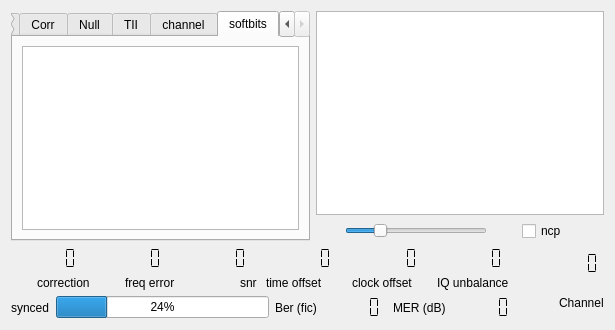
Old version of the form sources/main/forms-v7/scopewidget.ui in the repository JvanKatwijk/qt-dab.
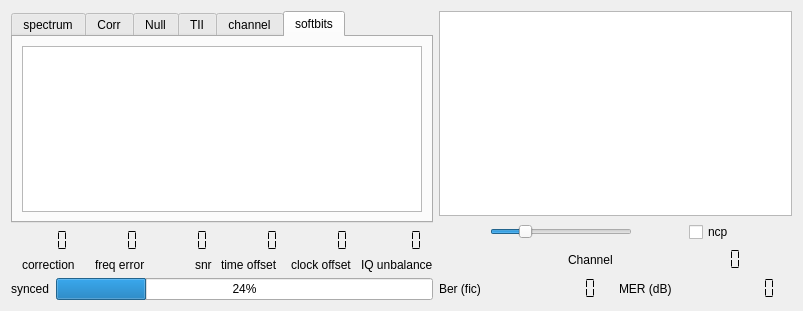
New version of the form. Custom widgets are drawn as their Qt base class.

What changed in the file:
```diff
--- a/sources/main/forms-v7/scopewidget.ui
+++ b/sources/main/forms-v7/scopewidget.ui
@@ -6,16 +6,16 @@
    <rect>
     <x>0</x>
     <y>0</y>
-    <width>615</width>
-    <height>330</height>
+    <width>803</width>
+    <height>311</height>
    </rect>
   </property>
   <property name="windowTitle">
    <string>spectrumscope</string>
   </property>
-  <layout class="QVBoxLayout" name="verticalLayout_11">
+  <layout class="QHBoxLayout" name="horizontalLayout_10">
    <item>
-    <layout class="QHBoxLayout" name="horizontalLayout_9">
+    <layout class="QVBoxLayout" name="verticalLayout_7">
      <item>
       <widget class="QTabWidget" name="tabWidget">
        <property name="maximumSize">
@@ -174,65 +174,6 @@
       </widget>
      </item>
      <item>
-      <layout class="QVBoxLayout" name="verticalLayout_10">
-       <item>
-        <widget class="clickableChart" name="iqPlotArea">
-         <property name="minimumSize">
-          <size>
-           <width>221</width>
-           <height>0</height>
-          </size>
-         </property>
-        </widget>
-       </item>
-       <item>
-        <layout class="QHBoxLayout" name="horizontalLayout">
-         <item>
-          <widget class="QSlider" name="scopeSlider">
-           <property name="maximumSize">
-            <size>
-             <width>142</width>
-             <height>16777215</height>
-            </size>
-           </property>
-           <property name="toolTip">
-            <string>&lt;html&gt;&lt;head/&gt;&lt;body&gt;&lt;p&gt;Zoom in/out&lt;/p&gt;&lt;/body&gt;&lt;/html&gt;</string>
-           </property>
-           <property name="value">
-            <number>22</number>
-           </property>
-           <property name="orientation">
-            <enum>Qt::Orientation::Horizontal</enum>
-           </property>
-          </widget>
-         </item>
-         <item>
-          <widget class="QCheckBox" name="ncpScope_checkBox">
-           <property name="maximumSize">
-            <size>
-             <width>51</width>
-             <height>16777215</height>
-            </size>
-           </property>
-           <property name="toolTip">
-            <string>&lt;html&gt;&lt;head/&gt;&lt;body&gt;&lt;p&gt;If the checkbox is set the constallation diagram of the decoded carriers is shown. The default setting is to show just the centerpoints of the &amp;quot;clouds&amp;quot;.&lt;/p&gt;&lt;/body&gt;&lt;/html&gt;</string>
-           </property>
-           <property name="text">
-            <string>ncp</string>
-           </property>
-          </widget>
-         </item>
-        </layout>
-       </item>
-      </layout>
-     </item>
-    </layout>
-   </item>
-   <item>
-    <layout class="QHBoxLayout" name="horizontalLayout_5">
-     <item>
-      <layout class="QVBoxLayout" name="verticalLayout_2">
-       <item>
         <layout class="QHBoxLayout" name="horizontalLayout_4">
          <item>
           <layout class="QVBoxLayout" name="verticalLayout_3">
@@ -341,7 +282,7 @@
           </layout>
          </item>
          <item>
-          <layout class="QVBoxLayout" name="verticalLayout_7">
+        <layout class="QVBoxLayout" name="verticalLayout_2">
            <item>
             <widget class="QLCDNumber" name="clock_errorDisplay">
              <property name="font">
@@ -396,7 +337,7 @@
         </layout>
        </item>
        <item>
-        <layout class="QHBoxLayout" name="horizontalLayout_8">
+      <layout class="QHBoxLayout" name="horizontalLayout_9">
          <item>
           <widget class="QLabel" name="syncLabel">
            <property name="toolTip">
@@ -417,6 +358,93 @@
            </property>
           </widget>
          </item>
+      </layout>
+     </item>
+    </layout>
+   </item>
+   <item>
+    <layout class="QVBoxLayout" name="verticalLayout_9">
+     <item>
+      <widget class="clickableChart" name="iqPlotArea">
+       <property name="minimumSize">
+        <size>
+         <width>221</width>
+         <height>0</height>
+        </size>
+       </property>
+      </widget>
+     </item>
+     <item>
+      <layout class="QHBoxLayout" name="horizontalLayout">
+       <item>
+        <widget class="QSlider" name="scopeSlider">
+         <property name="maximumSize">
+          <size>
+           <width>142</width>
+           <height>16777215</height>
+          </size>
+         </property>
+         <property name="toolTip">
+          <string>&lt;html&gt;&lt;head/&gt;&lt;body&gt;&lt;p&gt;Zoom in/out&lt;/p&gt;&lt;/body&gt;&lt;/html&gt;</string>
+         </property>
+         <property name="value">
+          <number>22</number>
+         </property>
+         <property name="orientation">
+          <enum>Qt::Orientation::Horizontal</enum>
+         </property>
+        </widget>
+       </item>
+       <item>
+        <widget class="QCheckBox" name="ncpScope_checkBox">
+         <property name="maximumSize">
+          <size>
+           <width>51</width>
+           <height>16777215</height>
+          </size>
+         </property>
+         <property name="toolTip">
+          <string>&lt;html&gt;&lt;head/&gt;&lt;body&gt;&lt;p&gt;If the checkbox is set the constallation diagram of the decoded carriers is shown. The default setting is to show just the centerpoints of the &amp;quot;clouds&amp;quot;.&lt;/p&gt;&lt;/body&gt;&lt;/html&gt;</string>
+         </property>
+         <property name="text">
+          <string>ncp</string>
+         </property>
+        </widget>
+       </item>
+      </layout>
+     </item>
+     <item>
+      <layout class="QHBoxLayout" name="horizontalLayout_5">
+       <item alignment="Qt::AlignmentFlag::AlignRight">
+        <widget class="QLabel" name="channelDisplay">
+         <property name="toolTip">
+          <string>&lt;html&gt;&lt;head/&gt;&lt;body&gt;&lt;p&gt;The currently selected channel. Note that for some forms of file input this info does not represent reality.&lt;/p&gt;&lt;/body&gt;&lt;/html&gt;</string>
+         </property>
+         <property name="text">
+          <string>Channel</string>
+         </property>
+        </widget>
+       </item>
+       <item>
+        <widget class="QLCDNumber" name="frequencyDisplay">
+         <property name="toolTip">
+          <string>&lt;html&gt;&lt;head/&gt;&lt;body&gt;&lt;p&gt;Frequency of the currently selected channel.&lt;/p&gt;&lt;/body&gt;&lt;/html&gt;</string>
+         </property>
+         <property name="frameShape">
+          <enum>QFrame::Shape::NoFrame</enum>
+         </property>
+         <property name="digitCount">
+          <number>7</number>
+         </property>
+         <property name="segmentStyle">
+          <enum>QLCDNumber::SegmentStyle::Flat</enum>
+         </property>
+        </widget>
+       </item>
+      </layout>
+     </item>
+     <item>
+      <layout class="QHBoxLayout" name="horizontalLayout_8">
          <item>
           <widget class="QLabel" name="label_6">
            <property name="text">
@@ -462,38 +490,6 @@
            </property>
            <property name="segmentStyle">
             <enum>QLCDNumber::SegmentStyle::Flat</enum>
-           </property>
-          </widget>
-         </item>
-        </layout>
-       </item>
-      </layout>
-     </item>
-     <item>
-      <layout class="QVBoxLayout" name="verticalLayout_9">
-       <item>
-        <widget class="QLCDNumber" name="frequencyDisplay">
-         <property name="toolTip">
-          <string>&lt;html&gt;&lt;head/&gt;&lt;body&gt;&lt;p&gt;Frequency of the currently selected channel.&lt;/p&gt;&lt;/body&gt;&lt;/html&gt;</string>
-         </property>
-         <property name="frameShape">
-          <enum>QFrame::Shape::NoFrame</enum>
-         </property>
-         <property name="digitCount">
-          <number>7</number>
-         </property>
-         <property name="segmentStyle">
-          <enum>QLCDNumber::SegmentStyle::Flat</enum>
-         </property>
-        </widget>
-       </item>
-       <item alignment="Qt::AlignmentFlag::AlignRight">
-        <widget class="QLabel" name="channelDisplay">
-         <property name="toolTip">
-          <string>&lt;html&gt;&lt;head/&gt;&lt;body&gt;&lt;p&gt;The currently selected channel. Note that for some forms of file input this info does not represent reality.&lt;/p&gt;&lt;/body&gt;&lt;/html&gt;</string>
-         </property>
-         <property name="text">
-          <string>Channel</string>
          </property>
         </widget>
        </item>
```
Lines whose indentation alone changed are shown as unchanged.
